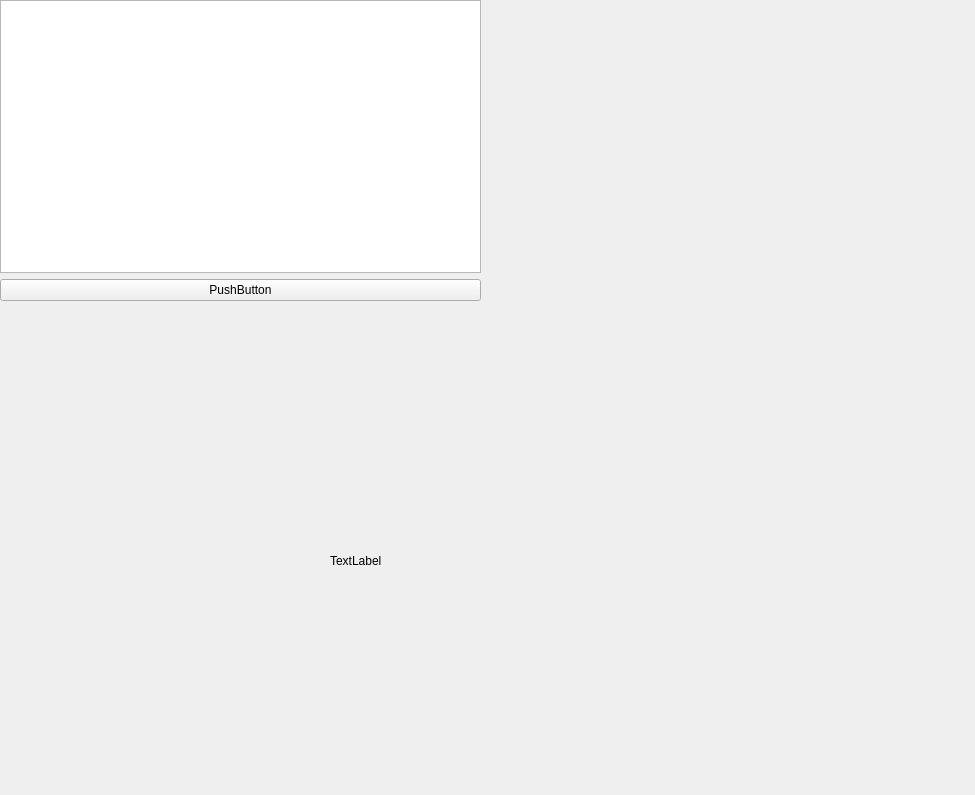
First picture: the form in resource/MyPlugin.ui, repository nigroup/ni_vision_gui, before the edit.
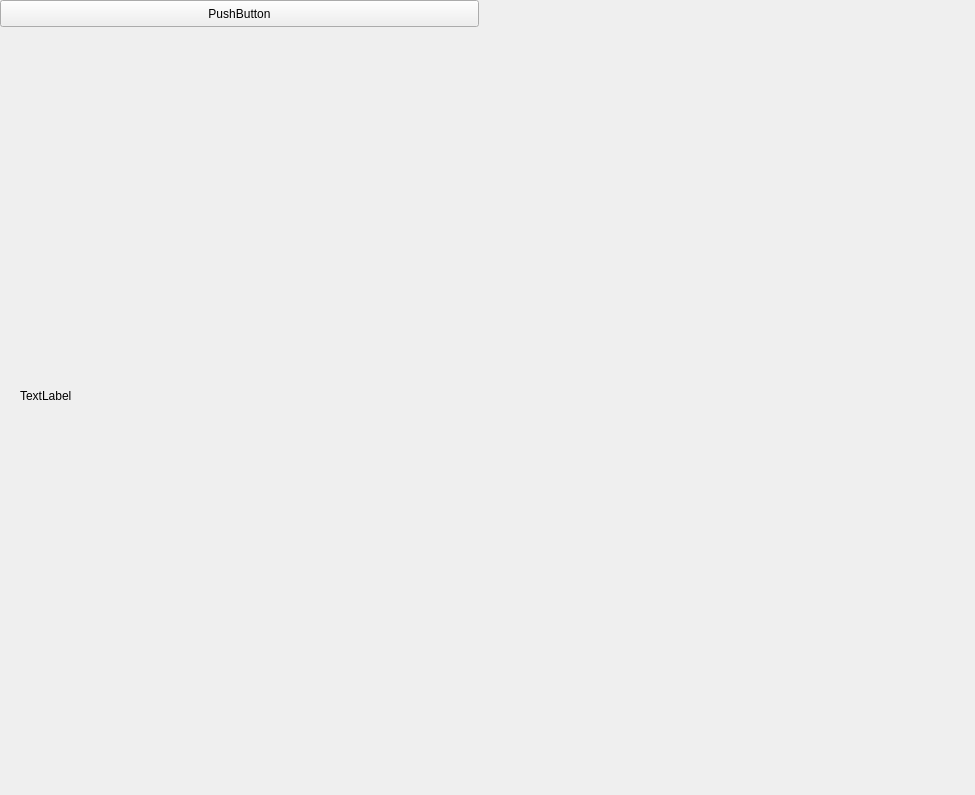
Second picture: the form after the edit.

Commit message: CvBridge added, visualized topic stream with qimage,qpixmap

What changed in the file:
```diff
--- a/resource/MyPlugin.ui
+++ b/resource/MyPlugin.ui
@@ -13,41 +13,32 @@
   <property name="windowTitle">
    <string>Form</string>
   </property>
-  <widget class="QWidget" name="gridLayoutWidget">
-   <property name="geometry">
-    <rect>
-     <x>0</x>
-     <y>0</y>
-     <width>481</width>
-     <height>301</height>
-    </rect>
-   </property>
-   <layout class="QGridLayout" name="gridLayout">
-    <item row="3" column="0">
-     <widget class="QPushButton" name="pushButton2">
-      <property name="text">
-       <string>PushButton</string>
-      </property>
-     </widget>
-    </item>
-    <item row="0" column="0">
-     <widget class="QGraphicsView" name="graphicsView"/>
-    </item>
-   </layout>
-  </widget>
   <widget class="QLabel" name="label2">
    <property name="geometry">
     <rect>
-     <x>330</x>
-     <y>370</y>
-     <width>591</width>
-     <height>381</height>
+     <x>20</x>
+     <y>40</y>
+     <width>861</width>
+     <height>711</height>
     </rect>
    </property>
    <property name="text">
     <string>TextLabel</string>
    </property>
   </widget>
+  <widget class="QPushButton" name="pushButton2">
+   <property name="geometry">
+    <rect>
+     <x>0</x>
+     <y>0</y>
+     <width>479</width>
+     <height>27</height>
+    </rect>
+   </property>
+   <property name="text">
+    <string>PushButton</string>
+   </property>
+  </widget>
  </widget>
  <resources/>
  <connections/>
```
The commit also changes 1 other file.
